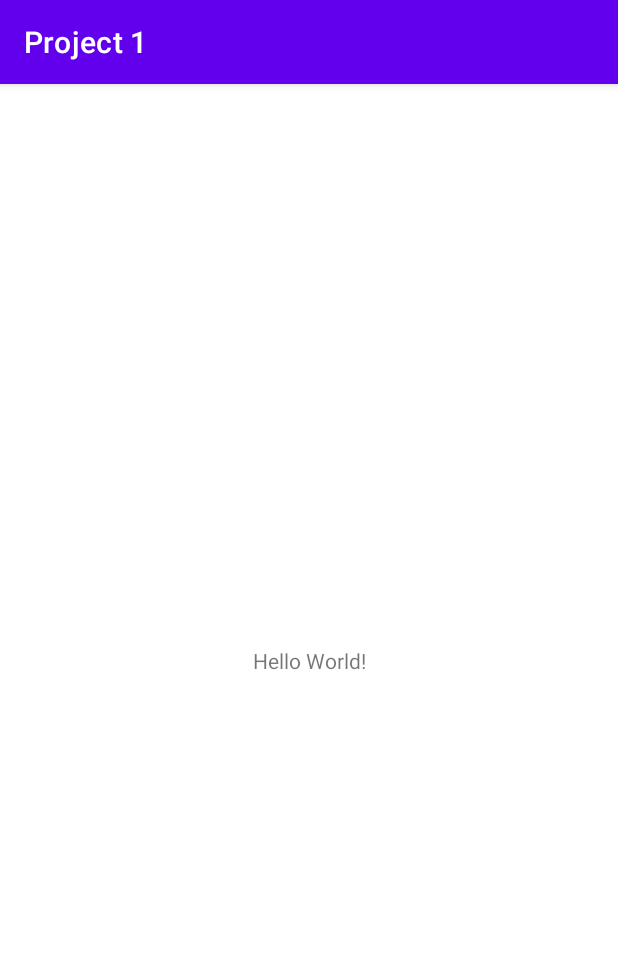
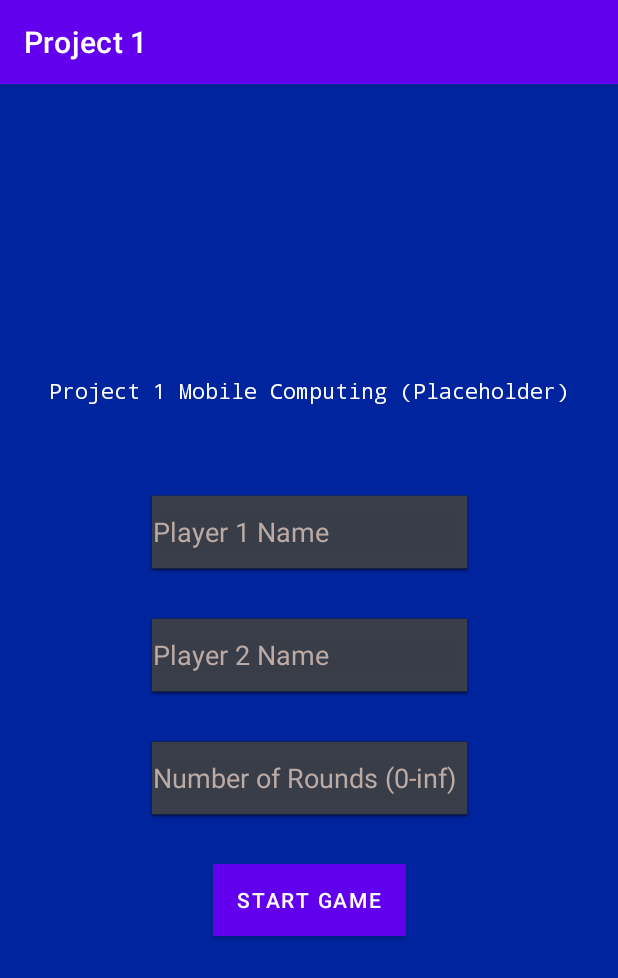
Before and after one commit to Ryan-Finn/Mobile-Project-1, an Android app: the screen it shows after launch (MainActivity before the commit, WelcomeActivity after it), on a phone screen of 412 x 824 dp. Shown: the top 978 px of the screen. Run offline under Robolectric (Android 15) with nearby library versions, the phone set to English and light mode, and no system bars.

Commit message:
Added the welcome activity with edit fields for Player 1 & 2 names and the number of rounds desired, along with a welcome message and button to start the game.

```diff
--- a/app/src/main/AndroidManifest.xml
+++ b/app/src/main/AndroidManifest.xml
@@ -10,7 +10,7 @@
         android:supportsRtl="true"
         android:theme="@style/Theme.Project1">
         <activity
-            android:name=".MainActivity"
+            android:name=".WelcomeActivity"
             android:exported="true">
             <intent-filter>
                 <action android:name="android.intent.action.MAIN" />
@@ -18,6 +18,12 @@
                 <category android:name="android.intent.category.LAUNCHER" />
             </intent-filter>
         </activity>
+
+        <activity android:name=".MainActivity">
+
+        </activity>
+
+
     </application>
 
 </manifest>
--- /dev/null
+++ b/app/src/main/java/edu/sdsmt/project1/WelcomeActivity.java
@@ -0,0 +1,13 @@
+package edu.sdsmt.project1;
+
+import android.os.Bundle;
+
+import androidx.appcompat.app.AppCompatActivity;
+
+public class WelcomeActivity extends AppCompatActivity {
+    @Override
+    protected void onCreate(Bundle savedInstanceState) {
+        super.onCreate(savedInstanceState);
+        setContentView(R.layout.activity_welcome);
+    }
+}
--- /dev/null
+++ b/app/src/main/res/layout/activity_welcome.xml
@@ -0,0 +1,78 @@
+<?xml version="1.0" encoding="utf-8"?>
+<androidx.constraintlayout.widget.ConstraintLayout xmlns:android="http://schemas.android.com/apk/res/android"
+    xmlns:app="http://schemas.android.com/apk/res-auto"
+    xmlns:tools="http://schemas.android.com/tools"
+    android:layout_width="match_parent"
+    android:layout_height="match_parent"
+    android:background="#00249E">
+
+    <com.google.android.material.textfield.TextInputEditText
+        android:id="@+id/NameInput1"
+        android:layout_width="214dp"
+        android:layout_height="52dp"
+        android:background="@android:drawable/editbox_dropdown_dark_frame"
+        android:hint="@string/NameInput1Hint"
+        android:textColor="@color/white"
+        android:textColorHint="#BCAAA4"
+        app:layout_constraintBottom_toBottomOf="parent"
+        app:layout_constraintEnd_toEndOf="parent"
+        app:layout_constraintStart_toStartOf="parent"
+        app:layout_constraintTop_toBottomOf="@+id/WelcomeTextView"
+        app:layout_constraintVertical_bias="0.120000005" />
+
+    <com.google.android.material.textfield.TextInputEditText
+        android:id="@+id/nameInput2"
+        android:layout_width="214dp"
+        android:layout_height="52dp"
+        android:layout_marginTop="30dp"
+        android:background="@android:drawable/editbox_dropdown_dark_frame"
+        android:hint="@string/NameInput2Hint"
+        android:textColor="@color/white"
+        android:textColorHint="#BCAAA4"
+        app:layout_constraintEnd_toEndOf="@+id/NameInput1"
+        app:layout_constraintStart_toStartOf="@+id/NameInput1"
+        app:layout_constraintTop_toBottomOf="@+id/NameInput1" />
+
+    <com.google.android.material.textfield.TextInputEditText
+        android:id="@+id/roundsInput"
+        android:layout_width="214dp"
+        android:layout_height="52dp"
+        android:layout_marginTop="30dp"
+        android:background="@android:drawable/editbox_dropdown_dark_frame"
+        android:hint="@string/RoundsInputHint"
+        android:textColor="@color/white"
+        android:textColorHint="#BCAAA4"
+        android:inputType="number"
+        app:layout_constraintEnd_toEndOf="@+id/nameInput2"
+        app:layout_constraintHorizontal_bias="0.0"
+        app:layout_constraintStart_toStartOf="@+id/nameInput2"
+        app:layout_constraintTop_toBottomOf="@+id/nameInput2" />
+
+    <TextView
+        android:id="@+id/WelcomeTextView"
+        android:layout_width="wrap_content"
+        android:layout_height="wrap_content"
+        android:fontFamily="monospace"
+        android:text="@string/WelcomeText"
+        android:textAllCaps="false"
+        android:textColor="@color/white"
+        android:textColorHighlight="@color/black"
+        app:layout_constraintBottom_toBottomOf="parent"
+        app:layout_constraintEnd_toEndOf="parent"
+        app:layout_constraintStart_toStartOf="parent"
+        app:layout_constraintTop_toTopOf="parent"
+        app:layout_constraintVertical_bias="0.26" />
+
+    <Button
+        android:id="@+id/startGameButton"
+        android:layout_width="wrap_content"
+        android:layout_height="wrap_content"
+        android:layout_marginTop="30dp"
+        android:background="@color/green"
+        android:text="@string/StartButtonText"
+        app:layout_constraintEnd_toEndOf="@+id/roundsInput"
+        app:layout_constraintStart_toStartOf="@+id/roundsInput"
+        app:layout_constraintTop_toBottomOf="@+id/roundsInput"
+        tools:ignore="TextContrastCheck" />
+
+</androidx.constraintlayout.widget.ConstraintLayout>
--- a/app/src/main/res/values/colors.xml
+++ b/app/src/main/res/values/colors.xml
@@ -7,4 +7,5 @@
     <color name="teal_700">#FF018786</color>
     <color name="black">#FF000000</color>
     <color name="white">#FFFFFFFF</color>
+    <color name="green">#19DD3F</color>
 </resources>
--- a/app/src/main/res/values/strings.xml
+++ b/app/src/main/res/values/strings.xml
@@ -1,3 +1,8 @@
 <resources>
     <string name="app_name">Project 1</string>
+    <string name="NameInput1Hint">Player 1 Name</string>
+    <string name="NameInput2Hint">Player 2 Name</string>
+    <string name="RoundsInputHint">Number of Rounds (0-inf)</string>
+    <string name="WelcomeText">Project 1 Mobile Computing (Placeholder)</string>
+    <string name="StartButtonText">START GAME</string>
 </resources>
```
